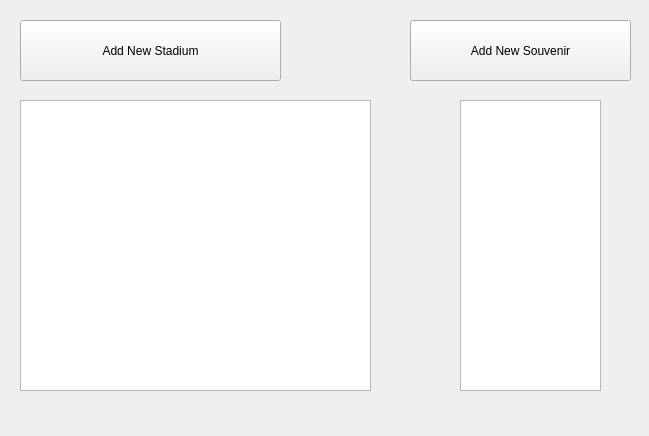
Above: src/form/editstadiuminfo.ui from home-run/subtle-cosmic-moose before the change. Below: the same form after it.
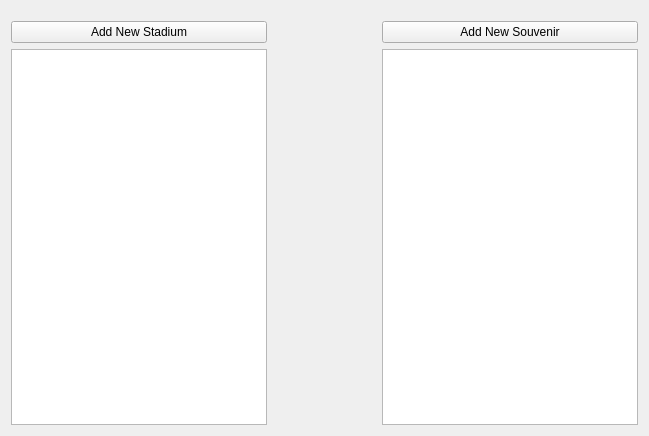
That is the form after the change.

```diff
--- a/src/form/editstadiuminfo.ui
+++ b/src/form/editstadiuminfo.ui
@@ -13,52 +13,57 @@
   <property name="windowTitle">
    <string>Form</string>
   </property>
+  <layout class="QGridLayout" name="gridLayout">
+   <item row="2" column="1">
+    <spacer name="horizontalSpacer">
+     <property name="orientation">
+      <enum>Qt::Horizontal</enum>
+     </property>
+     <property name="sizeHint" stdset="0">
+      <size>
+       <width>40</width>
+       <height>20</height>
+      </size>
+     </property>
+    </spacer>
+   </item>
+   <item row="1" column="0">
   <widget class="QPushButton" name="editStadiumInfo_pushButton_addNewStadium">
-   <property name="geometry">
-    <rect>
-     <x>20</x>
-     <y>20</y>
-     <width>261</width>
-     <height>61</height>
-    </rect>
-   </property>
    <property name="text">
     <string>Add New Stadium</string>
    </property>
   </widget>
+   </item>
+   <item row="1" column="2">
   <widget class="QPushButton" name="editStadiumInfo_pushButton_addNewSouvenir">
-   <property name="geometry">
-    <rect>
-     <x>410</x>
-     <y>20</y>
-     <width>221</width>
-     <height>61</height>
-    </rect>
-   </property>
    <property name="text">
     <string>Add New Souvenir</string>
    </property>
   </widget>
-  <widget class="QTableView" name="editStadiumInfo_tableView_stadiumInformation">
-   <property name="geometry">
-    <rect>
-     <x>20</x>
-     <y>100</y>
-     <width>351</width>
-     <height>291</height>
-    </rect>
-   </property>
-  </widget>
-  <widget class="QTableView" name="editStadiumInfo_tableView_souvenirInfo">
-   <property name="geometry">
-    <rect>
-     <x>460</x>
-     <y>100</y>
-     <width>141</width>
-     <height>291</height>
-    </rect>
-   </property>
-  </widget>
+   </item>
+   <item row="2" column="0">
+    <widget class="QTableView" name="editStadiumInfo_tableView_stadiumInformation"/>
+   </item>
+   <item row="2" column="2">
+    <widget class="QTableView" name="editStadiumInfo_tableView_souvenirInfo"/>
+   </item>
+   <item row="0" column="0" colspan="3">
+    <spacer name="verticalSpacer">
+     <property name="orientation">
+      <enum>Qt::Vertical</enum>
+     </property>
+     <property name="sizeType">
+      <enum>QSizePolicy::Minimum</enum>
+     </property>
+     <property name="sizeHint" stdset="0">
+      <size>
+       <width>20</width>
+       <height>10</height>
+      </size>
+     </property>
+    </spacer>
+   </item>
+  </layout>
  </widget>
  <resources/>
  <connections/>
```
Lines whose indentation alone changed are shown as unchanged.
